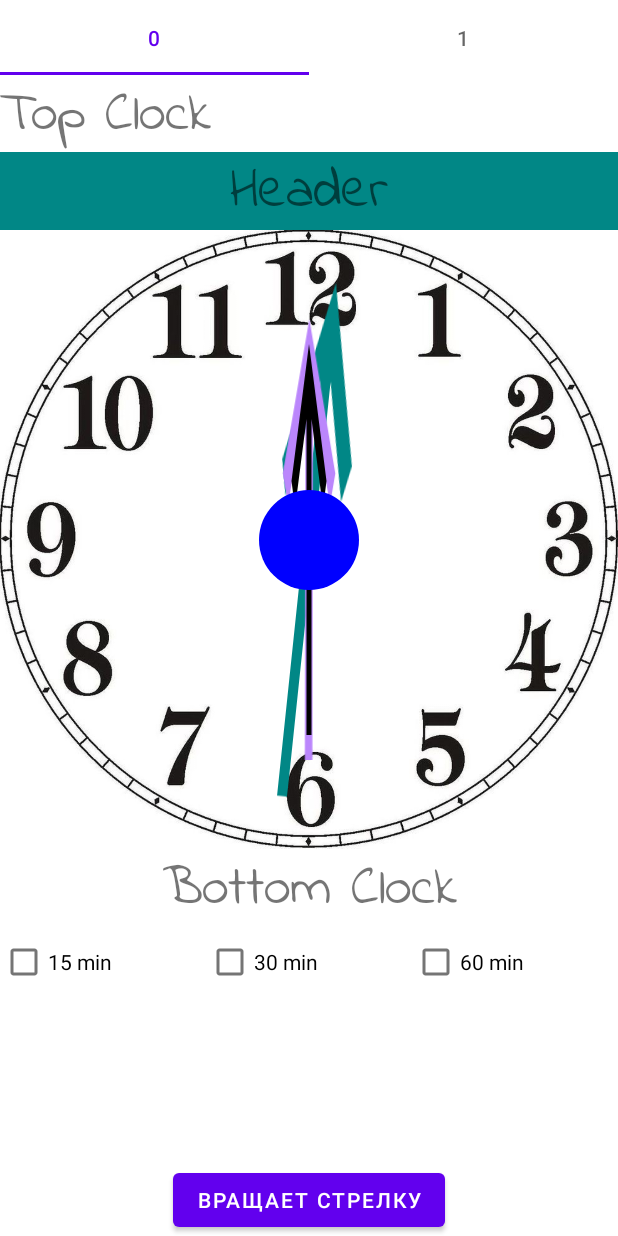
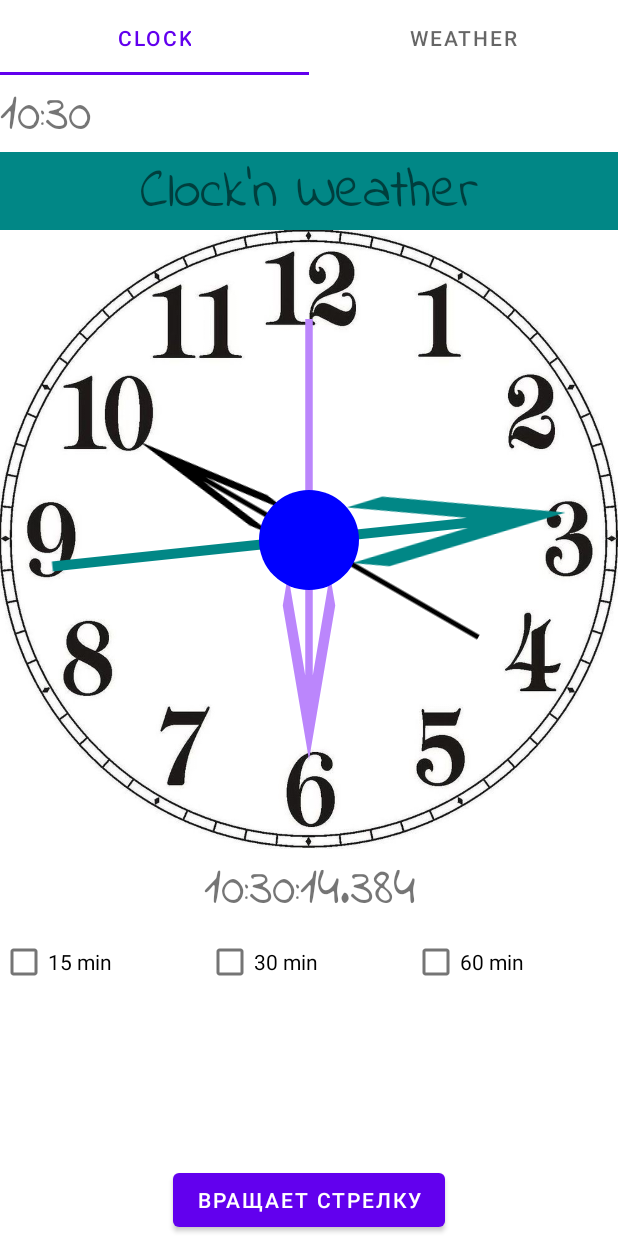
Before and after one commit to Desuzed/ClocknWeather, an Android app: the screen it shows after launch (MainActivity), after a tap on "ВРАЩАЕТ СТРЕЛКУ", on a phone screen of 412 x 824 dp. Run offline under Robolectric (Android 15) with nearby library versions, the phone set to English and light mode, and no system bars; our stand-ins replace RxJava.

Commit message:
Implemented RxJava 3 for emitting long values every 100 milliseconds. It updates bottom and top clocks every 100 ms. Also implemented filter which allows update analog clock every second.

```diff
--- a/app/build.gradle
+++ b/app/build.gradle
@@ -29,7 +29,8 @@ android {
 }
 
 dependencies {
-
+    implementation "io.reactivex.rxjava3:rxjava:3.0.13"
+    implementation 'io.reactivex.rxjava3:rxandroid:3.0.0'
     implementation 'androidx.appcompat:appcompat:1.3.0'
     implementation 'com.google.android.material:material:1.3.0'
     implementation 'androidx.constraintlayout:constraintlayout:2.0.4'
--- a/app/src/main/java/com/desuzed/clocknweather/ClockFragment.java
+++ b/app/src/main/java/com/desuzed/clocknweather/ClockFragment.java
@@ -15,15 +15,36 @@ import androidx.annotation.NonNull;
 import androidx.annotation.Nullable;
 import androidx.fragment.app.Fragment;
 
-import java.math.BigDecimal;
+import java.text.SimpleDateFormat;
+import java.util.Calendar;
+import java.util.GregorianCalendar;
+import java.util.concurrent.TimeUnit;
+
+import io.reactivex.rxjava3.android.schedulers.AndroidSchedulers;
+import io.reactivex.rxjava3.core.Observable;
+import io.reactivex.rxjava3.core.Observer;
+import io.reactivex.rxjava3.disposables.Disposable;
+import io.reactivex.rxjava3.functions.Predicate;
+import io.reactivex.rxjava3.schedulers.Schedulers;
 
 public class ClockFragment extends Fragment {
     public static final String TAG = "ClockFragment";
-   //private LinearLayout linearLayout,;
     private ImageView watchesImage, arrowSeconds, arrowMinutes, arrowHours;
-    private TextView tvUpperClock, tvHeader, tvBottomClock;
+    private TextView tvTopClock, tvHeader, tvBottomClock;
+    private Observable<Long> emitter;
+    //    double secondsStep = 360 / 60;
+//    double minutesStep = (double) 360 / (double) 3600;
+//    double hoursStep = (double) 360 / (double) 21600;
+    private SimpleDateFormat sdfBottomClock = new SimpleDateFormat("hh:mm:ss.S");
+    private SimpleDateFormat sdfTopClock = new SimpleDateFormat("hh:mm");
+    private Observer<Long> analogClockObserver, bottomClockObserver;
 
     public static ClockFragment newInstance() {
+//        Bundle b = new Bundle();
+//        b.putString(TAG, name);
+//        ClockFragment f = new ClockFragment();
+//        f.setArguments(b);
+//        return f;
         return new ClockFragment();
     }
 
@@ -36,48 +57,136 @@ public class ClockFragment extends Fragment {
     @Override
     public void onViewCreated(@NonNull View view, @Nullable Bundle savedInstanceState) {
         super.onViewCreated(view, savedInstanceState);
-        tvHeader = view.findViewById(R.id.tvHeader);
-        tvUpperClock = view.findViewById(R.id.tvTopClock);
-        tvBottomClock = view.findViewById(R.id.tvBottomClock);
-      //  watchesImage = view.findViewById(R.id.watchesImage);
-        arrowSeconds = view.findViewById(R.id.arrow_seconds);
-        arrowMinutes = view.findViewById(R.id.arrow_min);
-        arrowHours = view.findViewById(R.id.arrow_hours);
+        bind(view);
+        //Листенер получения размеров вьюх, чтобы изменить шрифт текста, ибо при попытке получения размеров в onViewCreated получаешь 0
         tvHeader.getViewTreeObserver().addOnGlobalLayoutListener(new ViewTreeObserver.OnGlobalLayoutListener() {
             @Override
             public void onGlobalLayout() {
                 int textViewHeight = tvHeader.getHeight();
-                float textSize = (float)0.7 * textViewHeight;
-                tvHeader.setTextSize(TypedValue.COMPLEX_UNIT_PX , textSize);
-                tvBottomClock.setTextSize(TypedValue.COMPLEX_UNIT_PX , textSize);
-                tvUpperClock.setTextSize(TypedValue.COMPLEX_UNIT_PX , textSize);
+                float textSize = (float) 0.7 * textViewHeight;
+                tvHeader.setTextSize(TypedValue.COMPLEX_UNIT_PX, textSize);
+                tvBottomClock.setTextSize(TypedValue.COMPLEX_UNIT_PX, textSize);
+                tvTopClock.setTextSize(TypedValue.COMPLEX_UNIT_PX, textSize);
                 Log.i(TAG, "onGlobalLayout: " + textSize);
                 view.getViewTreeObserver().removeOnGlobalLayoutListener(this);
             }
         });
+        emitter = Observable.interval(100, TimeUnit.MILLISECONDS);
+    }
 
-        double secondsStep = 360/60;
-        double minutesStep = (double)360/(double)3600;
-        double hoursStep = (double)360/(double)21600;
+    private void tikTakBottomClock() {
+        tvBottomClock.setText(sdfBottomClock.format(System.currentTimeMillis()));
+        tvTopClock.setText(sdfTopClock.format(System.currentTimeMillis()));
+
+    }
+
+    private void tikTakAnalogClock() {
+        GregorianCalendar calendar = new GregorianCalendar();
+        int hour = calendar.get(Calendar.HOUR);
+        int minute = calendar.get(Calendar.MINUTE);
+        int seconds = calendar.get(Calendar.SECOND);
+        arrowHours.setRotation(30 * hour);
+        arrowMinutes.setRotation(6 * minute);
+        arrowSeconds.setRotation(6 * seconds);
+
+//        double sumSecondsRot = arrowSeconds.getRotation() + secondsStep;
+//        double sumMinutesRot = arrowMinutes.getRotation() + minutesStep;
+//        double sumHoursRot = arrowHours.getRotation() + hoursStep;
+//        arrowSeconds.setRotation((float) sumSecondsRot);
+//        arrowMinutes.setRotation((float) sumMinutesRot);
+//        arrowHours.setRotation((float) sumHoursRot);
+//        if (sumSecondsRot == 360) {
+//            arrowSeconds.setRotation(0);
+//        }
+        //   tvBottomClock.setText(simpleDateFormat.format(System.currentTimeMillis()));
+        // Log.i("TAG", "onClick: sumMinRot:" + sumMinutesRot + " sumHoursRot: " + sumHoursRot);
+        //  Log.i("TAG", "onClick: sumSecRot:" + sumSecondsRot);
+    }
+
+    @Override
+    public void onResume() {
+        super.onResume();
+        initObservers();
+
+    }
+
+    private void initObservers() {
+        bottomClockObserver = new Observer<Long>() {
+            @Override
+            public void onSubscribe(@io.reactivex.rxjava3.annotations.NonNull Disposable d) {
+            }
+
+            @Override
+            public void onNext(@io.reactivex.rxjava3.annotations.NonNull Long aLong) {
+                tikTakBottomClock();
+            }
+
+            @Override
+            public void onError(@io.reactivex.rxjava3.annotations.NonNull Throwable e) {
+                Log.i(TAG, "onError: " + e.getLocalizedMessage());
+            }
+
+            @Override
+            public void onComplete() {
+            }
+        };
+
+
+        Predicate<Long> filter = new Predicate<Long>() {
+            @Override
+            public boolean test(Long aLong) throws Throwable {
+                return aLong.toString().endsWith("0");
+            }
+        };
+        analogClockObserver = new Observer<Long>() {
+            @Override
+            public void onSubscribe(@io.reactivex.rxjava3.annotations.NonNull Disposable d) {
+            }
+
+            @Override
+            public void onNext(@io.reactivex.rxjava3.annotations.NonNull Long aLong) {
+                tikTakAnalogClock();
+            }
+
+            @Override
+            public void onError(@io.reactivex.rxjava3.annotations.NonNull Throwable e) {
+                Log.i(TAG, "onError: " + e.getLocalizedMessage());
+            }
+
+            @Override
+            public void onComplete() {
+            }
+        };
+
+        emitter
+                .subscribeOn(Schedulers.newThread())
+                .observeOn(AndroidSchedulers.mainThread())
+                .subscribe(bottomClockObserver);
+
+        emitter
+                .subscribeOn(Schedulers.newThread())
+                .observeOn(AndroidSchedulers.mainThread())
+                .filter(filter)
+                .subscribe(analogClockObserver);
+    }
+
+    @Override
+    public void onDestroy() {
+        super.onDestroy();
+    }
+
+    private void bind(View view) {
+        tvHeader = view.findViewById(R.id.tvHeader);
+        tvTopClock = view.findViewById(R.id.tvTopClock);
+        tvBottomClock = view.findViewById(R.id.tvBottomClock);
+        arrowSeconds = view.findViewById(R.id.arrow_seconds);
+        arrowMinutes = view.findViewById(R.id.arrow_min);
+        arrowHours = view.findViewById(R.id.arrow_hours);
         Button btn = view.findViewById(R.id.btn);
         btn.setOnClickListener(new View.OnClickListener() {
             @Override
             public void onClick(View view) {
-               // BigDecimal sumMinutesRotation = new BigDecimal((float)360/(float)3600);
-                double sumSecondsRot = arrowSeconds.getRotation() + secondsStep;
-                double sumMinutesRot = arrowMinutes.getRotation() + minutesStep;
-                double sumHoursRot = arrowHours.getRotation() + hoursStep;
-
-                arrowSeconds.setRotation((float)sumSecondsRot);
-                arrowMinutes.setRotation((float)sumMinutesRot);
-                arrowHours.setRotation((float)sumHoursRot);
-                if (sumSecondsRot == 360) {
-                    arrowSeconds.setRotation(0);
-                }
-                Log.i("TAG", "onClick: sumMinRot:" + sumMinutesRot + " sumHoursRot: " + sumHoursRot);
             }
         });
     }
-
-
 }
--- a/app/src/main/java/com/desuzed/clocknweather/MainActivity.java
+++ b/app/src/main/java/com/desuzed/clocknweather/MainActivity.java
@@ -17,19 +17,20 @@ import java.util.List;
 public class MainActivity extends AppCompatActivity {
     private ViewPager2 viewPager;
     private TabLayout tabLayout;
+    private String [] tabNames;
 
     @Override
     protected void onCreate(Bundle savedInstanceState) {
         super.onCreate(savedInstanceState);
         bind();
         hideStatusBar();
-
+        tabNames  = new String[]{getResources().getString(R.string.clock), getResources().getString(R.string.weather)};
         PagerAdapter adapter = new PagerAdapter(this, getFragmentsList());
         viewPager.setAdapter(adapter);
         new TabLayoutMediator(tabLayout, viewPager, new TabLayoutMediator.TabConfigurationStrategy() {
             @Override
             public void onConfigureTab(@NonNull TabLayout.Tab tab, int position) {
-                tab.setText(String.valueOf(position));
+                tab.setText(tabNames[position]);
             }
         }).attach();
 
--- a/app/src/main/res/layout/fragment_clock.xml
+++ b/app/src/main/res/layout/fragment_clock.xml
@@ -24,7 +24,7 @@
         android:layout_height="0dp"
         android:background="@color/teal_700"
         android:fontFamily="@font/indie_flower_regular"
-        android:text="Header"
+        android:text="@string/app_name"
         android:textAlignment="center"
         app:layout_constraintBottom_toTopOf="@+id/watchesImage"
         app:layout_constraintEnd_toEndOf="parent"
--- a/app/src/main/res/values/strings.xml
+++ b/app/src/main/res/values/strings.xml
@@ -1,3 +1,5 @@
 <resources>
     <string name="app_name">Clock\'n Weather</string>
+    <string name="clock">Clock</string>
+    <string name="weather">Weather</string>
 </resources>
```
Also changed, not shown: 1 other file.
